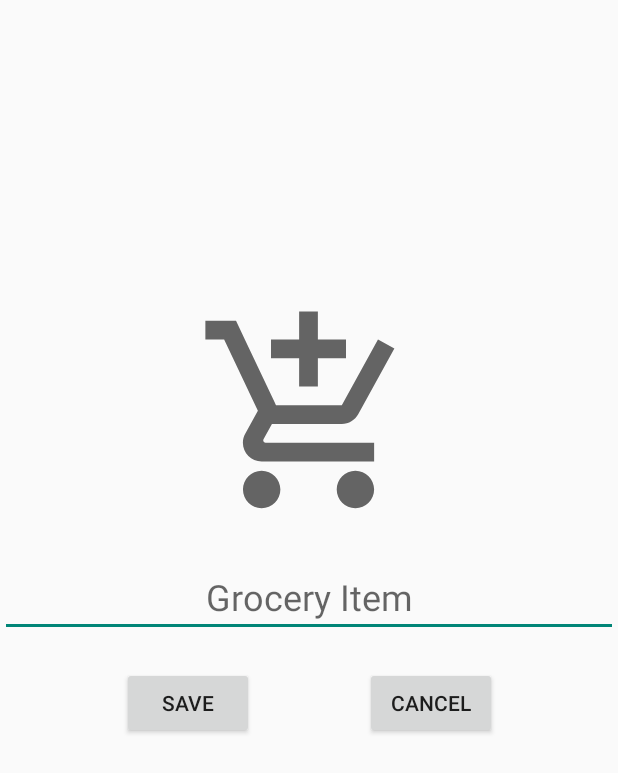
After one commit to crortolf/Kitchen-Kompanion-2022-Group6, an Android app: the layout shoppingitempopup.xml on its own in the app's theme, with its tools: preview values and no code run, on a phone screen of 412 x 824 dp. The commit adds this screen. Shown: the top 773 px of the screen. Run offline under Robolectric (Android 15) with nearby library versions, the phone set to English and light mode, and no system bars.

Commit message:
shopping list add button
Created an add button with a popup

```diff
--- /dev/null
+++ b/app/src/main/res/drawable/ic_baseline_add_shopping_cart_24.xml
@@ -0,0 +1,10 @@
+<vector xmlns:android="http://schemas.android.com/apk/res/android"
+    android:width="24dp"
+    android:height="24dp"
+    android:viewportWidth="24"
+    android:viewportHeight="24"
+    android:tint="?attr/colorControlNormal">
+  <path
+      android:fillColor="@android:color/white"
+      android:pathData="M11,9h2L13,6h3L16,4h-3L13,1h-2v3L8,4v2h3v3zM7,18c-1.1,0 -1.99,0.9 -1.99,2S5.9,22 7,22s2,-0.9 2,-2 -0.9,-2 -2,-2zM17,18c-1.1,0 -1.99,0.9 -1.99,2s0.89,2 1.99,2 2,-0.9 2,-2 -0.9,-2 -2,-2zM7.17,14.75l0.03,-0.12 0.9,-1.63h7.45c0.75,0 1.41,-0.41 1.75,-1.03l3.86,-7.01L19.42,4h-0.01l-1.1,2 -2.76,5L8.53,11l-0.13,-0.27L6.16,6l-0.95,-2 -0.94,-2L1,2v2h2l3.6,7.59 -1.35,2.45c-0.16,0.28 -0.25,0.61 -0.25,0.96 0,1.1 0.9,2 2,2h12v-2L7.42,15c-0.13,0 -0.25,-0.11 -0.25,-0.25z"/>
+</vector>
--- /dev/null
+++ b/app/src/main/res/layout/shoppingitempopup.xml
@@ -0,0 +1,56 @@
+<?xml version="1.0" encoding="utf-8"?>
+<androidx.constraintlayout.widget.ConstraintLayout xmlns:android="http://schemas.android.com/apk/res/android"
+    xmlns:app="http://schemas.android.com/apk/res-auto"
+    xmlns:tools="http://schemas.android.com/tools"
+    android:layout_width="match_parent"
+    android:layout_height="match_parent">
+
+    <ImageView
+        android:id="@+id/newlisticon"
+        android:layout_width="150dp"
+        android:layout_height="150dp"
+        android:background="@drawable/ic_baseline_add_shopping_cart_24"
+        app:layout_constraintBottom_toBottomOf="parent"
+        app:layout_constraintEnd_toEndOf="parent"
+        app:layout_constraintHorizontal_bias="0.498"
+        app:layout_constraintStart_toStartOf="parent"
+        app:layout_constraintTop_toTopOf="parent"
+        app:layout_constraintVertical_bias="0.299" />
+
+    <EditText
+        android:id="@+id/newItemPopup"
+        android:layout_width="match_parent"
+        android:layout_height="wrap_content"
+        android:layout_marginTop="20dp"
+        app:layout_constraintTop_toBottomOf="@+id/newlisticon"
+        tools:layout_editor_absoluteX="16dp"
+        android:textSize="24sp"
+        android:hint="Grocery Item"
+        android:textAlignment="center"
+        android:gravity="center_horizontal"
+        />
+
+    <Button
+        android:id="@+id/saveButton"
+        android:text="Save"
+        android:layout_width="wrap_content"
+        android:layout_height="wrap_content"
+        android:layout_marginTop="20dp"
+        app:layout_constraintEnd_toEndOf="parent"
+        app:layout_constraintHorizontal_bias="0.250"
+        app:layout_constraintStart_toStartOf="parent"
+        app:layout_constraintTop_toBottomOf="@+id/newItemPopup" />
+
+    <Button
+        android:id="@+id/cancelButton"
+        android:text="Cancel"
+        android:layout_width="wrap_content"
+        android:layout_height="wrap_content"
+        android:layout_marginTop="20dp"
+        app:layout_constraintEnd_toEndOf="parent"
+        app:layout_constraintHorizontal_bias="0.750"
+        app:layout_constraintStart_toStartOf="parent"
+        app:layout_constraintTop_toBottomOf="@+id/newItemPopup" />
+
+
+</androidx.constraintlayout.widget.ConstraintLayout>
--- a/app/src/main/res/values/strings.xml
+++ b/app/src/main/res/values/strings.xml
@@ -1,3 +1,4 @@
 <resources>
     <string name="app_name">KitchenKompanion</string>
+    <string name="add_a_new_shopping_list_item">Add a new shopping list item</string>
 </resources>
```
Also changed, not shown: app/src/main/AndroidManifest.xml (+6 -3 lines), app/src/main/java/com/example/kitchenkompanion/ShoppingList.java (added, +66 -0 lines), app/src/main/res/layout/activity_shopping_list.xml (added, +22 -0 lines).
